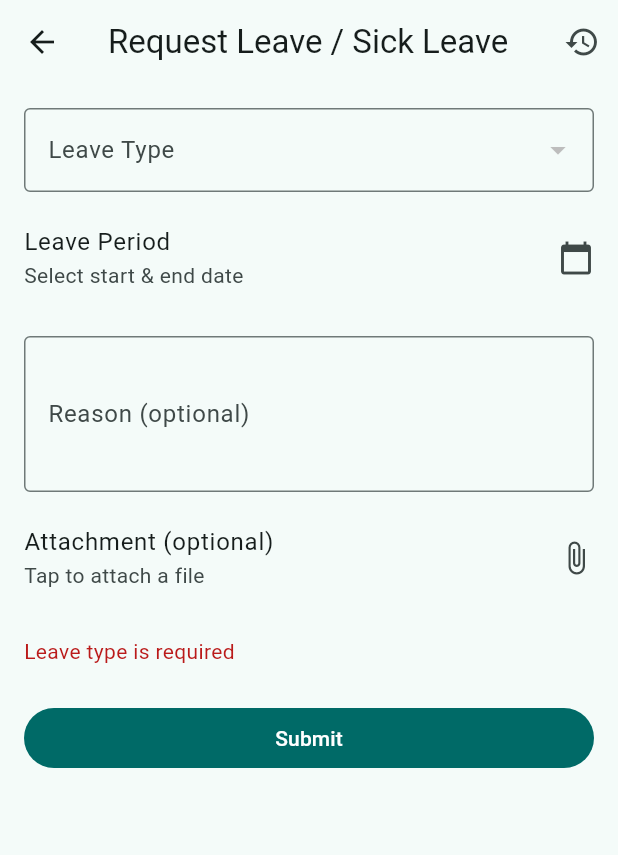
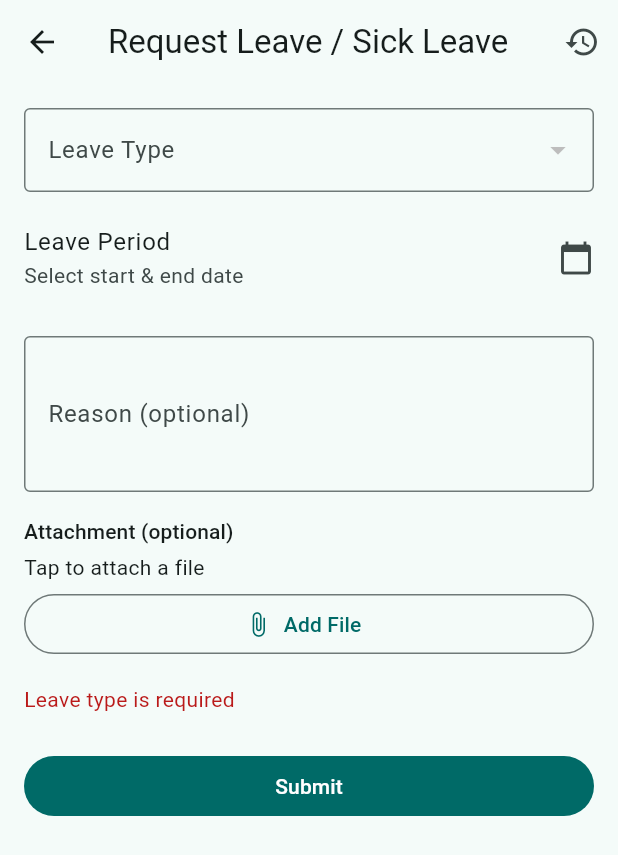
Before and after one commit to development200391/AbsenKu, a Flutter app: the LeaveRequestScreen screen opened directly with empty values, after a tap on "Submit", on a phone screen of 412 x 824 dp. Shown: the top 855 px of the screen. Run offline on Flutter 3.47's test engine with Material 3 defaults, Android fonts, the phone set to English and light mode, and no system bars; our stand-ins replace dio, flutter_secure_storage, geolocator, go_router, local_auth; accounts and stored records are empty; network calls fail.

Commit message:
rombak dokument, dia set untuk permenu, buat config untuk document

```diff
--- a/lib/features/leave/models/leave_models.dart
+++ b/lib/features/leave/models/leave_models.dart
@@ -88,7 +88,6 @@ class LeaveDocument {
     required this.id,
     required this.originalFileName,
     required this.fileSizeBytes,
-    required this.categoryName,
     required this.description,
     required this.uploadedByName,
     required this.uploadedAt,
@@ -99,7 +98,6 @@ class LeaveDocument {
       id: json['id'] as int,
       originalFileName: json['originalFileName'] as String,
       fileSizeBytes: json['fileSizeBytes'] as int,
-      categoryName: json['categoryName'] as String?,
       description: json['description'] as String?,
       uploadedByName: json['uploadedByName'] as String,
       uploadedAt: DateTime.parse(json['uploadedAt'] as String).toLocal(),
@@ -109,8 +107,54 @@ class LeaveDocument {
   final int id;
   final String originalFileName;
   final int fileSizeBytes;
-  final String? categoryName;
   final String? description;
   final String uploadedByName;
   final DateTime uploadedAt;
 }
+
+class SubmitLeaveRequestResult {
+  SubmitLeaveRequestResult({required this.leaveRequest, required this.attachmentWarnings});
+
+  factory SubmitLeaveRequestResult.fromJson(Map<String, dynamic> json) {
+    return SubmitLeaveRequestResult(
+      leaveRequest: LeaveRequest.fromJson(json['leaveRequest'] as Map<String, dynamic>),
+      attachmentWarnings: (json['attachmentWarnings'] as List<dynamic>? ?? [])
+          .map((item) => item as String)
+          .toList(),
+    );
+  }
+
+  final LeaveRequest leaveRequest;
+  final List<String> attachmentWarnings;
+}
+
+class DocumentReferenceTypeConfig {
+  DocumentReferenceTypeConfig({
+    required this.displayName,
+    required this.isRequired,
+    required this.maxFileSizeBytes,
+    required this.maxFileCount,
+    required this.allowedExtensions,
+  });
+
+  factory DocumentReferenceTypeConfig.fromJson(Map<String, dynamic> json) {
+    final extensionsRaw = json['allowedExtensions'] as String?;
+    return DocumentReferenceTypeConfig(
+      displayName: json['displayName'] as String,
+      isRequired: json['isRequired'] as bool,
+      maxFileSizeBytes: json['maxFileSizeBytes'] as int?,
+      maxFileCount: json['maxFileCount'] as int,
+      allowedExtensions: (extensionsRaw == null || extensionsRaw.trim().isEmpty)
+          ? const ['.pdf', '.jpg', '.jpeg', '.png', '.docx']
+          : extensionsRaw.split(',').map((e) => e.trim()).where((e) => e.isNotEmpty).toList(),
+    );
+  }
+
+  final String displayName;
+  final bool isRequired;
+  final int? maxFileSizeBytes;
+  final int maxFileCount;
+  final List<String> allowedExtensions;
+
+  bool get allowMultiple => maxFileCount > 1;
+}
--- a/lib/features/leave/presentation/leave_request_screen.dart
+++ b/lib/features/leave/presentation/leave_request_screen.dart
@@ -8,8 +8,8 @@ import '../data/leave_repository.dart';
 import '../models/leave_models.dart';
 import 'leave_history_screen.dart';
 
-const _allowedAttachmentExtensions = ['pdf', 'jpg', 'jpeg', 'png', 'docx'];
-const _maxAttachmentSizeBytes = 5 * 1024 * 1024;
+const _defaultAllowedAttachmentExtensions = ['pdf', 'jpg', 'jpeg', 'png', 'docx'];
+const _defaultMaxAttachmentSizeBytes = 5 * 1024 * 1024;
 
 class LeaveRequestScreen extends StatefulWidget {
   const LeaveRequestScreen({super.key, required this.leaveRepository});
@@ -22,20 +22,19 @@ class LeaveRequestScreen extends StatefulWidget {
 
 class _LeaveRequestScreenState extends State<LeaveRequestScreen> {
   List<LeaveType> _leaveTypes = [];
-  bool _isLoadingTypes = true;
+  DocumentReferenceTypeConfig? _attachmentConfig;
+  bool _isLoading = true;
   int? _selectedLeaveTypeId;
   DateTimeRange? _dateRange;
   final _reasonController = TextEditingController();
   bool _isSubmitting = false;
   String? _errorMessage;
-  String? _warningMessage;
-  PlatformFile? _attachment;
-  bool _submitted = false;
+  final List<PlatformFile> _attachments = [];
 
   @override
   void initState() {
     super.initState();
-    _loadLeaveTypes();
+    _loadInitialData();
   }
 
   @override
@@ -44,24 +43,39 @@ class _LeaveRequestScreenState extends State<LeaveRequestScreen> {
     super.dispose();
   }
 
-  Future<void> _loadLeaveTypes() async {
+  List<String> get _allowedExtensions =>
+      _attachmentConfig?.allowedExtensions.map((ext) => ext.replaceFirst('.', '')).toList() ??
+      _defaultAllowedAttachmentExtensions;
+
+  int get _maxFileSizeBytes => _attachmentConfig?.maxFileSizeBytes ?? _defaultMaxAttachmentSizeBytes;
+
+  int get _maxFileCount => _attachmentConfig?.maxFileCount ?? 1;
+
+  bool get _isAttachmentRequired => _attachmentConfig?.isRequired ?? false;
+
+  Future<void> _loadInitialData() async {
     setState(() {
-      _isLoadingTypes = true;
+      _isLoading = true;
       _errorMessage = null;
     });
 
     try {
-      final leaveTypes = await widget.leaveRepository.getLeaveTypes();
+      final results = await Future.wait([
+        widget.leaveRepository.getLeaveTypes(),
+        widget.leaveRepository.getAttachmentConfig(),
+      ]);
       if (!mounted) return;
+      final leaveTypes = results[0] as List<LeaveType>;
       setState(() {
         _leaveTypes = leaveTypes;
         _selectedLeaveTypeId = leaveTypes.isEmpty ? null : leaveTypes.first.id;
-        _isLoadingTypes = false;
+        _attachmentConfig = results[1] as DocumentReferenceTypeConfig?;
+        _isLoading = false;
       });
     } catch (e) {
       if (!mounted) return;
       setState(() {
-        _isLoadingTypes = false;
+        _isLoading = false;
         _errorMessage = _describeError(e);
       });
     }
@@ -89,29 +103,42 @@ class _LeaveRequestScreenState extends State<LeaveRequestScreen> {
     }
   }
 
-  Future<void> _pickAttachment() async {
+  Future<void> _pickAttachments() async {
     final l10n = AppLocalizations.of(context)!;
+    final remainingSlots = _maxFileCount - _attachments.length;
+    if (remainingSlots <= 0) {
+      setState(() => _errorMessage = l10n.attachmentMaxCountMessage(_maxFileCount));
+      return;
+    }
 
     final result = await FilePicker.platform.pickFiles(
       type: FileType.custom,
-      allowedExtensions: _allowedAttachmentExtensions,
+      allowedExtensions: _allowedExtensions,
       withData: true,
+      allowMultiple: _maxFileCount > 1,
     );
 
-    final picked = result?.files.single;
-    if (picked == null) {
+    final picked = result?.files ?? [];
+    if (picked.isEmpty) {
       return;
     }
 
-    if (picked.size > _maxAttachmentSizeBytes) {
+    final tooLarge = picked.any((file) => file.size > _maxFileSizeBytes);
+    if (tooLarge) {
       setState(() => _errorMessage = l10n.attachmentTooLarge);
       return;
     }
 
+    final accepted = picked.take(remainingSlots).toList();
+
     setState(() {
-      _attachment = picked;
-      _errorMessage = null;
+      _attachments.addAll(accepted);
+      _errorMessage = picked.length > remainingSlots ? l10n.attachmentMaxCountMessage(_maxFileCount) : null;
     });
+  }
+
+  void _removeAttachment(int index) {
+    setState(() => _attachments.removeAt(index));
   }
 
   Future<void> _submit() async {
@@ -127,44 +154,47 @@ class _LeaveRequestScreenState extends State<LeaveRequestScreen> {
       return;
     }
 
+    if (_isAttachmentRequired && _attachments.isEmpty) {
+      setState(() => _errorMessage = l10n.attachmentRequiredMessage);
+      return;
+    }
+
     setState(() {
       _isSubmitting = true;
       _errorMessage = null;
-      _warningMessage = null;
     });
 
     try {
-      final created = await widget.leaveRepository.submit(
+      final result = await widget.leaveRepository.submit(
         leaveTypeId: _selectedLeaveTypeId!,
         startDate: _dateRange!.start,
         endDate: _dateRange!.end,
         reason: _reasonController.text.trim().isEmpty ? null : _reasonController.text.trim(),
+        files: _attachments
+            .where((file) => file.bytes != null)
+            .map((file) => (bytes: file.bytes!, fileName: file.name))
+            .toList(),
       );
 
-      final attachment = _attachment;
-      if (attachment != null && attachment.bytes != null) {
-        try {
-          await widget.leaveRepository.uploadAttachment(
-            leaveRequestId: created.id,
-            bytes: attachment.bytes!,
-            fileName: attachment.name,
+      if (!mounted) return;
+
+      if (result.attachmentWarnings.isNotEmpty) {
+        await showDialog<void>(
+          context: context,
+          builder: (dialogContext) => AlertDialog(
+            title: Text(l10n.attachmentWarningsTitle),
+            content: Text(result.attachmentWarnings.join('\n')),
+            actions: [
+              TextButton(
+                onPressed: () => Navigator.of(dialogContext).pop(),
+                child: Text(l10n.okButton),
+              ),
+            ],
+          ),
         );
-        } catch (e) {
-          // The leave request itself already succeeded; an attachment upload
-          // failure shouldn't be treated as a failed submission. Keep the user
-          // on this screen with a warning instead of silently losing it, since
-          // popping now would create a duplicate if they tried again.
         if (!mounted) return;
-          setState(() {
-            _isSubmitting = false;
-            _submitted = true;
-            _warningMessage = l10n.attachmentUploadFailedAfterSubmit;
-          });
-          return;
-        }
       }
 
-      if (!mounted) return;
       Navigator.of(context).pop(true);
     } catch (e) {
       if (!mounted) return;
@@ -193,12 +223,11 @@ class _LeaveRequestScreenState extends State<LeaveRequestScreen> {
           ),
         ],
       ),
-      body: _isLoadingTypes
+      body: _isLoading
           ? const Center(child: CircularProgressIndicator())
           : Padding(
               padding: const EdgeInsets.all(16),
-              child: Column(
-                crossAxisAlignment: CrossAxisAlignment.stretch,
+              child: ListView(
                 children: [
                   DropdownButtonFormField<int>(
                     initialValue: _selectedLeaveTypeId,
@@ -206,7 +235,7 @@ class _LeaveRequestScreenState extends State<LeaveRequestScreen> {
                     items: _leaveTypes
                         .map((type) => DropdownMenuItem(value: type.id, child: Text(type.name)))
                         .toList(),
-                    onChanged: _submitted ? null : (value) => setState(() => _selectedLeaveTypeId = value),
+                    onChanged: (value) => setState(() => _selectedLeaveTypeId = value),
                   ),
                   const SizedBox(height: 8),
                   ListTile(
@@ -217,43 +246,49 @@ class _LeaveRequestScreenState extends State<LeaveRequestScreen> {
                         : '${DateFormat('d MMM yyyy', locale).format(_dateRange!.start)} - '
                             '${DateFormat('d MMM yyyy', locale).format(_dateRange!.end)}'),
                     trailing: const Icon(Icons.calendar_today),
-                    onTap: _submitted ? null : _pickDateRange,
+                    onTap: _pickDateRange,
                   ),
                   const SizedBox(height: 16),
                   TextField(
                     controller: _reasonController,
-                    enabled: !_submitted,
                     decoration: InputDecoration(labelText: l10n.reasonLabel, border: const OutlineInputBorder()),
                     maxLines: 3,
                   ),
-                  const SizedBox(height: 8),
-                  ListTile(
+                  const SizedBox(height: 16),
+                  Text(
+                    _isAttachmentRequired ? l10n.attachmentLabelRequired : l10n.attachmentLabel,
+                    style: Theme.of(context).textTheme.titleSmall,
+                  ),
+                  if (_attachments.isEmpty)
+                    Padding(
+                      padding: const EdgeInsets.symmetric(vertical: 4),
+                      child: Text(l10n.attachmentPlaceholder, style: Theme.of(context).textTheme.bodyMedium),
+                    )
+                  else
+                    ...List.generate(_attachments.length, (index) {
+                      final file = _attachments[index];
+                      return ListTile(
                         contentPadding: EdgeInsets.zero,
-                    title: Text(l10n.attachmentLabel),
-                    subtitle: Text(_attachment?.name ?? l10n.attachmentPlaceholder),
-                    trailing: _attachment == null
-                        ? const Icon(Icons.attach_file)
-                        : IconButton(
+                        leading: const Icon(Icons.insert_drive_file),
+                        title: Text(file.name, overflow: TextOverflow.ellipsis),
+                        trailing: IconButton(
                           icon: const Icon(Icons.close),
-                            onPressed: _submitted ? null : () => setState(() => _attachment = null),
+                          tooltip: l10n.attachmentRemoveTooltip,
+                          onPressed: () => _removeAttachment(index),
                         ),
-                    onTap: _submitted ? null : _pickAttachment,
+                      );
+                    }),
+                  if (_attachments.length < _maxFileCount)
+                    OutlinedButton.icon(
+                      onPressed: _pickAttachments,
+                      icon: const Icon(Icons.attach_file),
+                      label: Text(l10n.attachmentAddButton),
                     ),
                   if (_errorMessage != null) ...[
                     const SizedBox(height: 16),
                     Text(_errorMessage!, style: TextStyle(color: Theme.of(context).colorScheme.error)),
                   ],
-                  if (_warningMessage != null) ...[
-                    const SizedBox(height: 16),
-                    Text(_warningMessage!, style: TextStyle(color: Theme.of(context).colorScheme.error)),
-                  ],
                   const SizedBox(height: 24),
-                  if (_submitted)
-                    FilledButton(
-                      onPressed: () => Navigator.of(context).pop(true),
-                      child: Text(l10n.okButton),
-                    )
-                  else
                   FilledButton(
                     onPressed: _isSubmitting ? null : _submit,
                     child: _isSubmitting
--- a/lib/l10n/app_en.arb
+++ b/lib/l10n/app_en.arb
@@ -56,9 +56,14 @@
   "leaveStatusRejected": "Rejected",
   "leavePeriodSummary": "{startDate} - {endDate} ({totalDays} day(s))",
   "attachmentLabel": "Attachment (optional)",
+  "attachmentLabelRequired": "Attachment (required)",
   "attachmentPlaceholder": "Tap to attach a file",
   "attachmentTooLarge": "File must be 5 MB or smaller.",
-  "attachmentUploadFailedAfterSubmit": "Leave request submitted, but the attachment failed to upload. You can try attaching it again later.",
+  "attachmentRequiredMessage": "Please attach at least one file.",
+  "attachmentMaxCountMessage": "You can attach up to {count} file(s).",
+  "attachmentAddButton": "Add File",
+  "attachmentRemoveTooltip": "Remove",
+  "attachmentWarningsTitle": "Attachment Warning",
   "okButton": "OK",
   "attachmentsTitle": "Attachments",
   "noAttachments": "No attachments."
--- a/lib/l10n/app_id.arb
+++ b/lib/l10n/app_id.arb
@@ -182,14 +182,32 @@
   "attachmentLabel": "Lampiran (opsional)",
   "@attachmentLabel": {"description": "Label for the optional attachment picker on the leave-request form"},
 
+  "attachmentLabelRequired": "Lampiran (wajib)",
+  "@attachmentLabelRequired": {"description": "Label for the attachment picker when the module config marks it as required"},
+
   "attachmentPlaceholder": "Ketuk untuk lampirkan file",
   "@attachmentPlaceholder": {"description": "Placeholder shown before a file has been attached"},
 
   "attachmentTooLarge": "Ukuran file maksimal 5 MB.",
   "@attachmentTooLarge": {"description": "Validation error when the picked attachment exceeds the size limit"},
 
-  "attachmentUploadFailedAfterSubmit": "Pengajuan cuti berhasil disimpan, tapi lampiran gagal diupload. Coba lampirkan lagi nanti.",
-  "@attachmentUploadFailedAfterSubmit": {"description": "Shown when the leave request itself was submitted successfully but the attachment upload failed"},
+  "attachmentRequiredMessage": "Mohon lampirkan minimal satu file.",
+  "@attachmentRequiredMessage": {"description": "Validation error shown when the config requires an attachment but none was picked"},
+
+  "attachmentMaxCountMessage": "Anda dapat melampirkan maksimal {count} file.",
+  "@attachmentMaxCountMessage": {
+    "description": "Shown when the user tries to pick more files than the config's max file count",
+    "placeholders": {"count": {"type": "int"}}
+  },
+
+  "attachmentAddButton": "Tambah File",
+  "@attachmentAddButton": {"description": "Button to pick another attachment file when multi-file is allowed"},
+
+  "attachmentRemoveTooltip": "Hapus",
+  "@attachmentRemoveTooltip": {"description": "Tooltip for the button that removes a picked (not-yet-uploaded) attachment"},
+
+  "attachmentWarningsTitle": "Peringatan Lampiran",
+  "@attachmentWarningsTitle": {"description": "Title of the dialog shown when the leave request was submitted but some attachments failed"},
 
   "okButton": "OK",
   "@okButton": {"description": "Generic OK/close button"},
--- a/lib/l10n/app_localizations.dart
+++ b/lib/l10n/app_localizations.dart
@@ -430,6 +430,12 @@ abstract class AppLocalizations {
   /// **'Lampiran (opsional)'**
   String get attachmentLabel;
 
+  /// Label for the attachment picker when the module config marks it as required
+  ///
+  /// In id, this message translates to:
+  /// **'Lampiran (wajib)'**
+  String get attachmentLabelRequired;
+
   /// Placeholder shown before a file has been attached
   ///
   /// In id, this message translates to:
@@ -442,11 +448,35 @@ abstract class AppLocalizations {
   /// **'Ukuran file maksimal 5 MB.'**
   String get attachmentTooLarge;
 
-  /// Shown when the leave request itself was submitted successfully but the attachment upload failed
+  /// Validation error shown when the config requires an attachment but none was picked
   ///
   /// In id, this message translates to:
-  /// **'Pengajuan cuti berhasil disimpan, tapi lampiran gagal diupload. Coba lampirkan lagi nanti.'**
-  String get attachmentUploadFailedAfterSubmit;
+  /// **'Mohon lampirkan minimal satu file.'**
+  String get attachmentRequiredMessage;
+
+  /// Shown when the user tries to pick more files than the config's max file count
+  ///
+  /// In id, this message translates to:
+  /// **'Anda dapat melampirkan maksimal {count} file.'**
+  String attachmentMaxCountMessage(int count);
+
+  /// Button to pick another attachment file when multi-file is allowed
+  ///
+  /// In id, this message translates to:
+  /// **'Tambah File'**
+  String get attachmentAddButton;
+
+  /// Tooltip for the button that removes a picked (not-yet-uploaded) attachment
+  ///
+  /// In id, this message translates to:
+  /// **'Hapus'**
+  String get attachmentRemoveTooltip;
+
+  /// Title of the dialog shown when the leave request was submitted but some attachments failed
+  ///
+  /// In id, this message translates to:
+  /// **'Peringatan Lampiran'**
+  String get attachmentWarningsTitle;
 
   /// Generic OK/close button
   ///
```
Also changed, not shown: lib/features/leave/data/leave_repository.dart (+38 -26 lines), lib/l10n/app_ja.arb (+6 -1 lines), lib/l10n/app_localizations_en.dart (+18 -2 lines), lib/l10n/app_localizations_id.dart (+18 -2 lines), lib/l10n/app_localizations_ja.dart (+18 -2 lines), 1 other file. Lines whose indentation alone changed are shown as unchanged.
